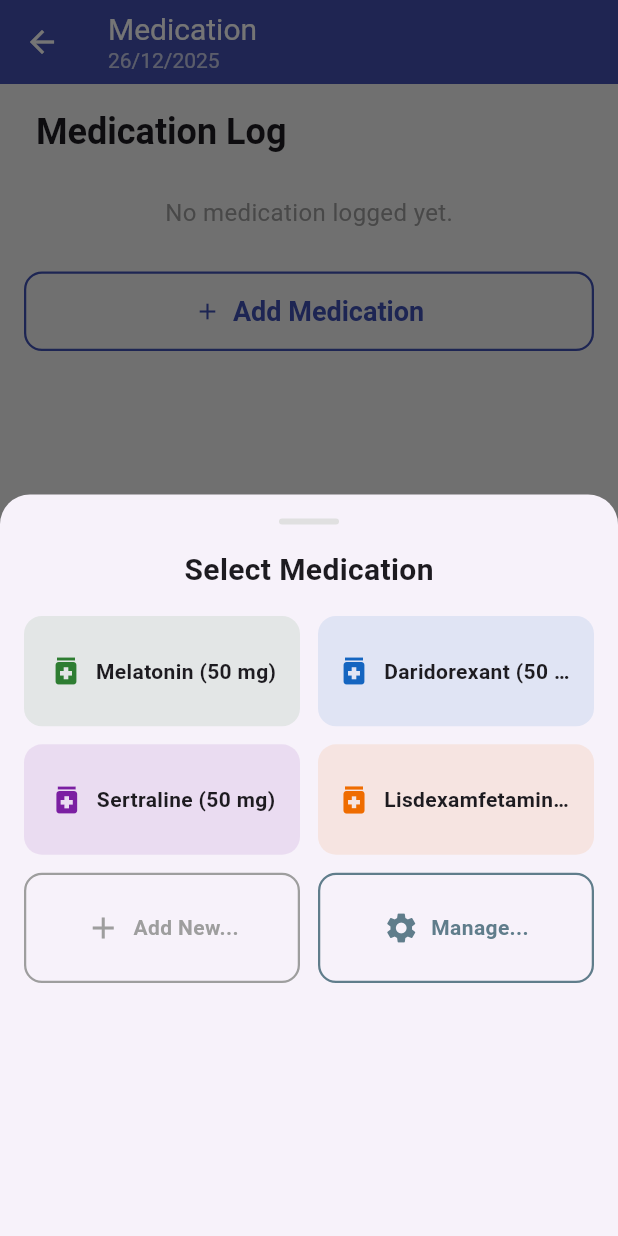
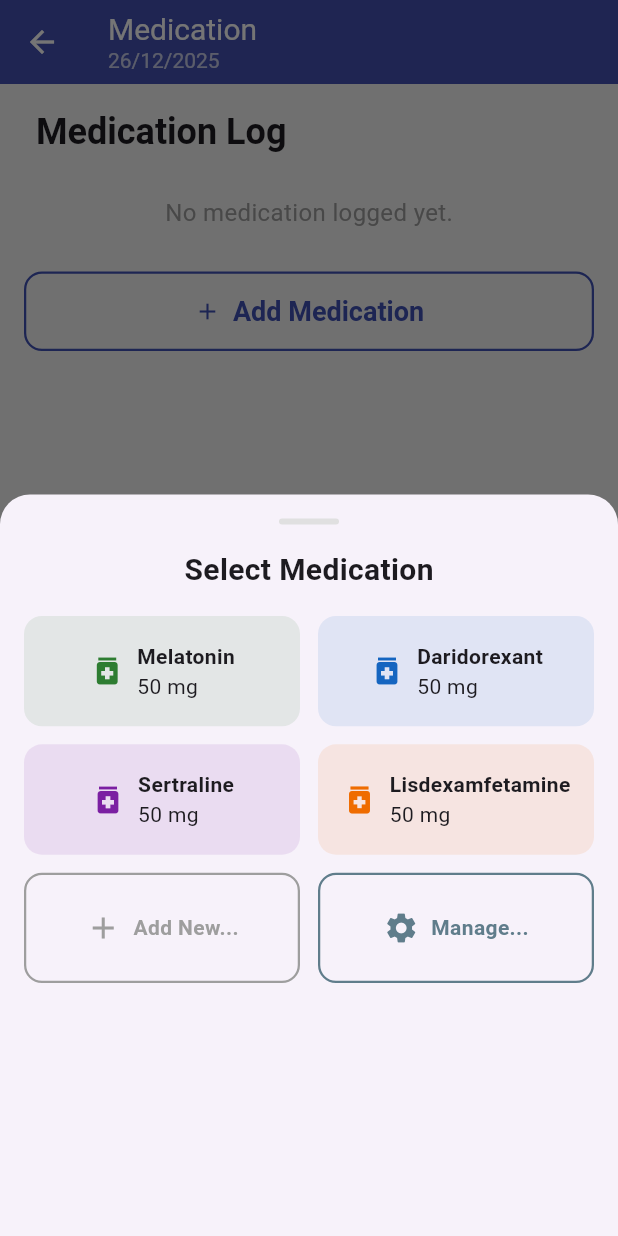
Before and after one commit to papaang/Project_Impactive_Sleep_Tracker_App, a Flutter app: the MedicationScreen screen opened directly with empty values, after a tap on "Add Medication", on a phone screen of 412 x 824 dp. Run offline on Flutter 3.47's test engine with Material 3 defaults, Android fonts, the phone set to English and light mode, and no system bars; our stand-ins replace csv, fl_chart, flutter_local_notifications, share_plus, shared_preferences, table_calendar; accounts and stored records are empty.

Commit message:
Have medication name and dosage on separate lines (in the tiles for selecting a new medication entry)

```diff
--- a/lib/screens/medication_screen.dart
+++ b/lib/screens/medication_screen.dart
@@ -260,8 +260,8 @@
                         }
 
                         final cat = _medicationTypes[index];
-                        // Show name + dosage hint if available
-                        final label = cat.name + (cat.defaultDosage != null ? ' (${cat.defaultDosage} mg)' : '');
+                        // // Show name + dosage hint if available
+                        // final label = cat.name + (cat.defaultDosage != null ? ' (${cat.defaultDosage} mg)' : '');
 
                         return GestureDetector(
                           onLongPress: () {
@@ -269,7 +269,9 @@
                             _deleteMedicationType(cat);
                           },
                           child: _MedicationTile(
-                            label: label,
+                            name: cat.name,
+                            dosage: (cat.defaultDosage != null ? '${cat.defaultDosage} mg' : ''),
+                            // label: label,
                             icon: cat.icon,
                             color: cat.color,
                             onTap: () {
@@ -386,14 +388,18 @@
 }
 
 class _MedicationTile extends StatelessWidget {
-  final String label;
+  final String? name;
+  final String? dosage;
+  final String? label;
   final IconData icon;
   final Color color;
   final VoidCallback onTap;
   final bool isOutline;
 
   const _MedicationTile({
-    required this.label,
+    this.name,
+    this.dosage,
+    this.label,
     required this.icon,
     required this.color,
     required this.onTap,
@@ -419,8 +425,32 @@
               Icon(icon, color: color),
               const SizedBox(width: 8),
               Flexible(
-                child: Text(
-                  label,
+                child: name != null
+                    ? Column(
+                        mainAxisSize: MainAxisSize.min,
+                        crossAxisAlignment: CrossAxisAlignment.start,
+                        children: [
+                          Text(
+                            name!,
+                            style: TextStyle(
+                              color: isOutline ? color : Theme.of(context).colorScheme.onSurface,
+                              fontWeight: FontWeight.w600,
+                            ),
+                            overflow: TextOverflow.ellipsis,
+                          ),
+                          if (dosage != null)
+                            Text(
+                              dosage!,
+                              style: TextStyle(
+                                color: isOutline ? color : Theme.of(context).colorScheme.onSurface,
+                                fontWeight: FontWeight.normal,
+                              ),
+                              overflow: TextOverflow.ellipsis,
+                            ),
+                        ],
+                      )
+                    : Text(
+                        label!,
                         style: TextStyle(
                           color: isOutline ? color : Theme.of(context).colorScheme.onSurface,
                           fontWeight: FontWeight.w600,
```
Lines whose indentation alone changed are shown as unchanged.
